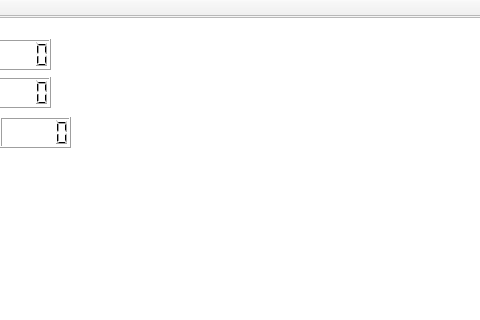
Qt form mainwindow.ui (SantiagoTadio/SpaceOdissey2) before a commit; both pictures show x 200 to 680 and y 0 to 320 of the 825 by 544 pixel window.
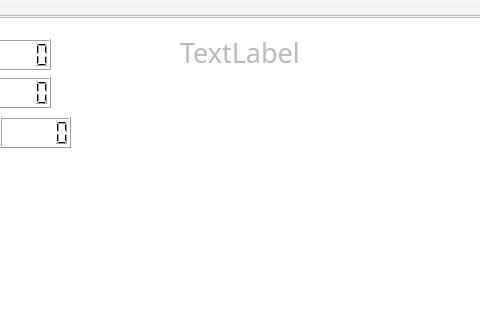
The same form after that commit.

```diff
--- a/mainwindow.ui
+++ b/mainwindow.ui
@@ -332,6 +332,62 @@
      </rect>
     </property>
    </widget>
+   <widget class="QLabel" name="bossHp">
+    <property name="geometry">
+     <rect>
+      <x>380</x>
+      <y>20</y>
+      <width>121</width>
+      <height>31</height>
+     </rect>
+    </property>
+    <property name="palette">
+     <palette>
+      <active>
+       <colorrole role="WindowText">
+        <brush brushstyle="SolidPattern">
+         <color alpha="255">
+          <red>185</red>
+          <green>185</green>
+          <blue>185</blue>
+         </color>
+        </brush>
+       </colorrole>
+      </active>
+      <inactive>
+       <colorrole role="WindowText">
+        <brush brushstyle="SolidPattern">
+         <color alpha="255">
+          <red>185</red>
+          <green>185</green>
+          <blue>185</blue>
+         </color>
+        </brush>
+       </colorrole>
+      </inactive>
+      <disabled>
+       <colorrole role="WindowText">
+        <brush brushstyle="SolidPattern">
+         <color alpha="255">
+          <red>120</red>
+          <green>120</green>
+          <blue>120</blue>
+         </color>
+        </brush>
+       </colorrole>
+      </disabled>
+     </palette>
+    </property>
+    <property name="font">
+     <font>
+      <family>BankGothic Md BT</family>
+      <pointsize>20</pointsize>
+     </font>
+    </property>
+    <property name="text">
+     <string>TextLabel</string>
+    </property>
+   </widget>
   </widget>
   <widget class="QMenuBar" name="menuBar">
    <property name="geometry">
```
